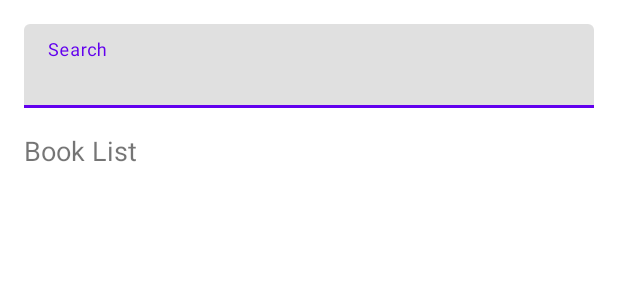
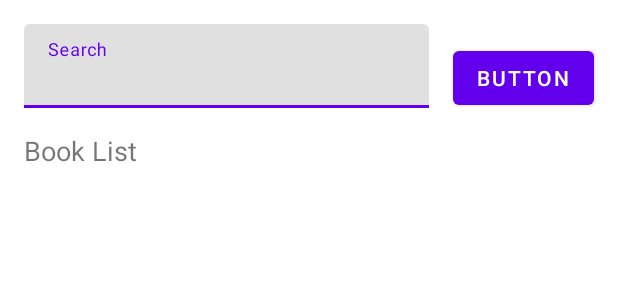
Before and after one commit to theKeval/BookSearch, an Android app: the layout fragment_search.xml on its own in the app's theme, with its tools: preview values and no code run, on a phone screen of 412 x 824 dp. Shown: the top 300 px of the screen. Run offline under Robolectric (Android 15) with nearby library versions, the phone set to English and light mode, and no system bars.

Commit message:
Update fragment_search.xml

```diff
--- a/app/src/main/res/layout/fragment_search.xml
+++ b/app/src/main/res/layout/fragment_search.xml
@@ -14,12 +14,12 @@
 
         <com.google.android.material.textfield.TextInputLayout
             android:id="@+id/textInputLayout"
-            android:layout_width="match_parent"
+            android:layout_width="0dp"
             android:layout_height="wrap_content"
             android:layout_marginStart="16dp"
             android:layout_marginTop="16dp"
             android:layout_marginEnd="16dp"
-            app:layout_constraintEnd_toEndOf="parent"
+            app:layout_constraintEnd_toStartOf="@+id/button"
             app:layout_constraintStart_toStartOf="parent"
             app:layout_constraintTop_toTopOf="parent">
 
@@ -55,6 +55,15 @@
             app:layout_constraintStart_toStartOf="parent"
             app:layout_constraintTop_toBottomOf="@+id/bookListHeader" />
 
+        <Button
+            android:id="@+id/button"
+            android:layout_width="wrap_content"
+            android:layout_height="wrap_content"
+            android:layout_marginEnd="16dp"
+            android:text="Button"
+            app:layout_constraintBaseline_toBaselineOf="@+id/textInputLayout"
+            app:layout_constraintEnd_toEndOf="parent" />
+
 
     </androidx.constraintlayout.widget.ConstraintLayout>
 
```
